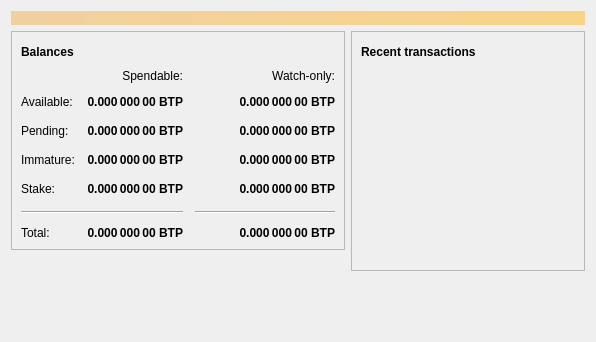
The window that src/qt/forms/overviewpage.ui (CryptoDev777/litecoin-pos) describes before a commit, drawn with Qt 5.
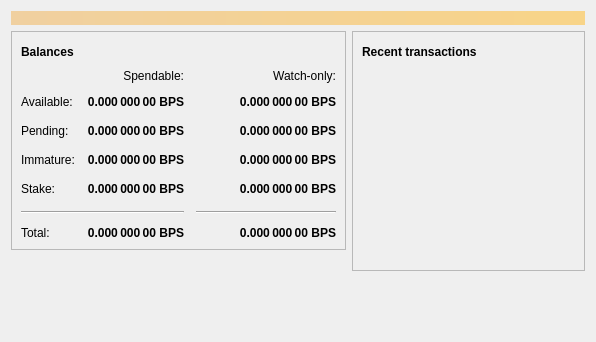
The same window after the commit. Icons and pictures are not drawn.

```diff
--- a/src/qt/forms/overviewpage.ui
+++ b/src/qt/forms/overviewpage.ui
@@ -129,7 +129,7 @@
                <string>Unconfirmed transactions to watch-only addresses</string>
               </property>
               <property name="text">
-               <string notr="true">0.000 000 00 BTP</string>
+               <string notr="true">0.000 000 00 BPS</string>
               </property>
               <property name="alignment">
                <set>Qt::AlignRight|Qt::AlignTrailing|Qt::AlignVCenter</set>
@@ -154,7 +154,7 @@
                <string>Total of transactions that have yet to be confirmed, and do not yet count toward the spendable balance</string>
               </property>
               <property name="text">
-               <string notr="true">0.000 000 00 BTP</string>
+               <string notr="true">0.000 000 00 BPS</string>
               </property>
               <property name="alignment">
                <set>Qt::AlignRight|Qt::AlignTrailing|Qt::AlignVCenter</set>
@@ -179,7 +179,7 @@
                <string>Mined balance in watch-only addresses that has not yet matured</string>
               </property>
               <property name="text">
-               <string notr="true">0.000 000 00 BTP</string>
+               <string notr="true">0.000 000 00 BPS</string>
               </property>
               <property name="alignment">
                <set>Qt::AlignRight|Qt::AlignTrailing|Qt::AlignVCenter</set>
@@ -237,7 +237,7 @@
                <string>Mined balance that has not yet matured</string>
               </property>
               <property name="text">
-               <string notr="true">0.000 000 00 BTP</string>
+               <string notr="true">0.000 000 00 BPS</string>
               </property>
               <property name="alignment">
                <set>Qt::AlignRight|Qt::AlignTrailing|Qt::AlignVCenter</set>
@@ -282,7 +282,7 @@
                <string>Stake</string>
               </property>
               <property name="text">
-               <string notr="true">0.000 000 00 BTP</string>
+               <string notr="true">0.000 000 00 BPS</string>
               </property>
               <property name="alignment">
                <set>Qt::AlignRight|Qt::AlignTrailing|Qt::AlignVCenter</set>
@@ -327,7 +327,7 @@
                <string>Watch Stake</string>
               </property>
               <property name="text">
-               <string notr="true">0.000 000 00 BTP</string>
+               <string notr="true">0.000 000 00 BPS</string>
               </property>
               <property name="alignment">
                <set>Qt::AlignRight|Qt::AlignTrailing|Qt::AlignVCenter</set>
@@ -352,7 +352,7 @@
                <string>Your current total balance</string>
               </property>
               <property name="text">
-               <string notr="true">0.000 000 00 BTP</string>
+               <string notr="true">0.000 000 00 BPS</string>
               </property>
               <property name="alignment">
                <set>Qt::AlignRight|Qt::AlignTrailing|Qt::AlignVCenter</set>
@@ -377,7 +377,7 @@
                <string>Current total balance in watch-only addresses</string>
               </property>
               <property name="text">
-               <string notr="true">0.000 000 00 BTP</string>
+               <string notr="true">0.000 000 00 BPS</string>
               </property>
               <property name="alignment">
                <set>Qt::AlignRight|Qt::AlignTrailing|Qt::AlignVCenter</set>
@@ -419,7 +419,7 @@
                <string>Your current spendable balance</string>
               </property>
               <property name="text">
-               <string notr="true">0.000 000 00 BTP</string>
+               <string notr="true">0.000 000 00 BPS</string>
               </property>
               <property name="alignment">
                <set>Qt::AlignRight|Qt::AlignTrailing|Qt::AlignVCenter</set>
@@ -444,7 +444,7 @@
                <string>Your current balance in watch-only addresses</string>
               </property>
               <property name="text">
-               <string notr="true">0.000 000 00 BTP</string>
+               <string notr="true">0.000 000 00 BPS</string>
               </property>
               <property name="alignment">
                <set>Qt::AlignRight|Qt::AlignTrailing|Qt::AlignVCenter</set>
```
